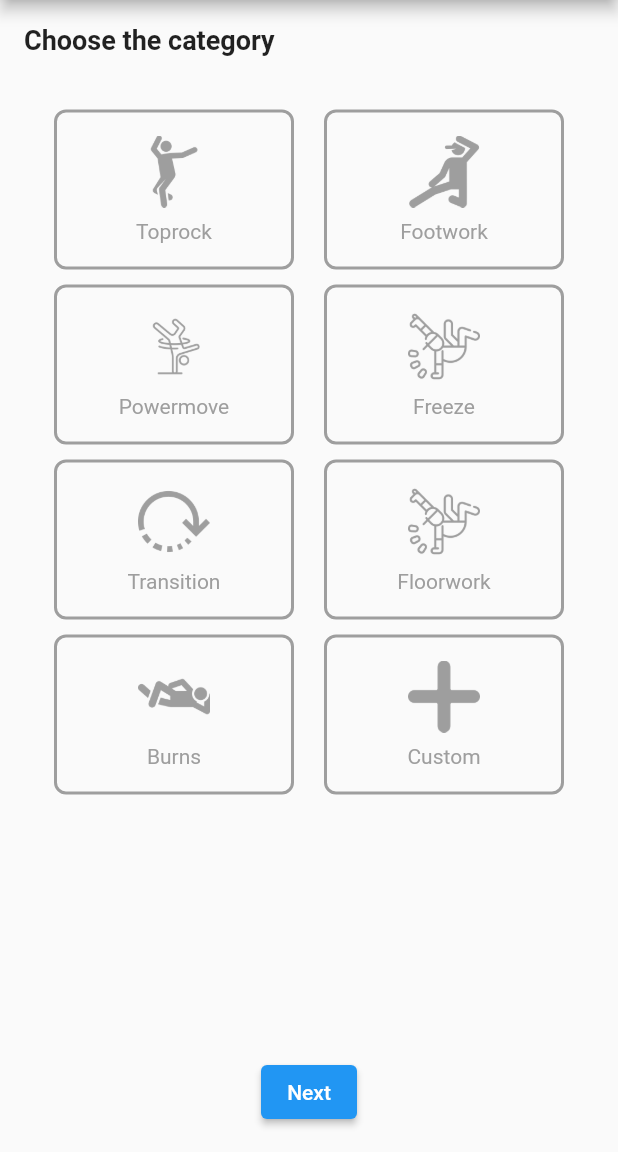
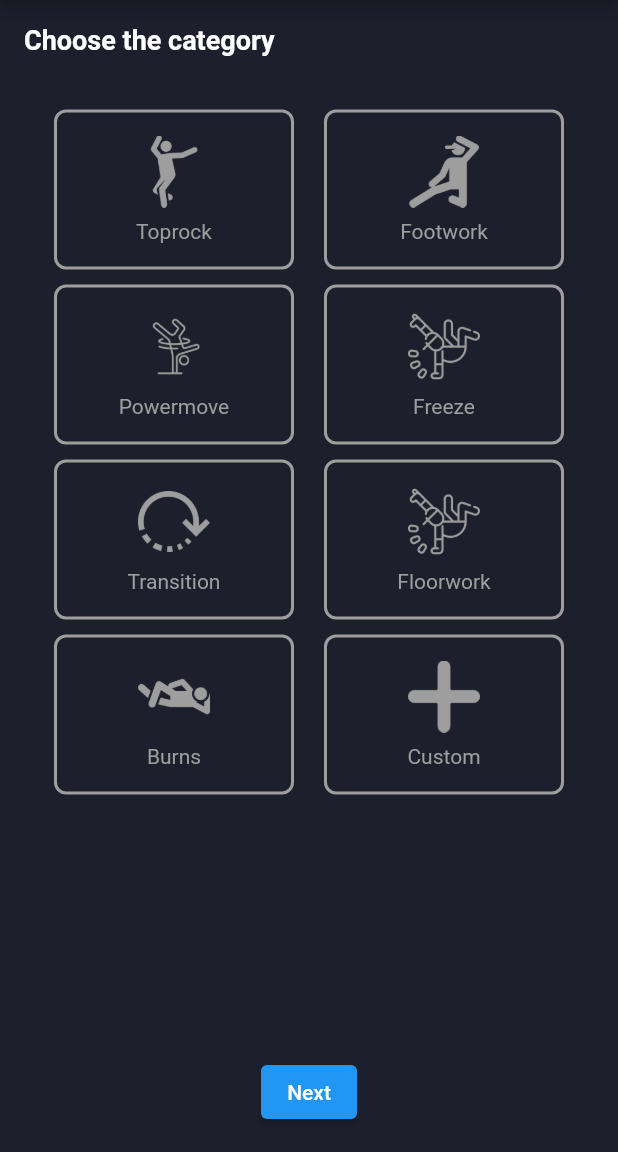
Before and after one commit to trungtran9/Flutter-Breaking-Note, a Flutter app: the screen it shows after launch, after a tap on the "add" icon, on a phone screen of 412 x 824 dp, the part 84-1236 px from its top. Run offline on Flutter 3.47's test engine with Material 2 defaults, Android fonts, the phone set to English and light mode, and no system bars; our stand-ins replace firebase_core, image_picker, shared_preferences, video_player; missing offline and left inert: video_trimmer; accounts and stored records are empty.

Commit message:
implement UI color theme

```diff
--- a/lib/main.dart
+++ b/lib/main.dart
@@ -1,5 +1,6 @@
 import 'package:firstapp/screens/move.dart';
 import 'package:firstapp/screens/set.dart';
+import 'package:firstapp/ui/theme.dart';
 import 'package:flutter/material.dart';
 import 'package:firebase_core/firebase_core.dart';
 import 'firebase_options.dart';
@@ -19,9 +20,7 @@ class MyApp extends StatelessWidget {
   Widget build(BuildContext context) {
     return MaterialApp(
       title: 'Breakdance Notes',
-      theme: ThemeData(
-        primarySwatch: Colors.blue,
-      ),
+      theme: hipHopTheme,
       home: const MainScreen(),
     );
   }
@@ -51,6 +50,7 @@ class _MainScreenState extends State<MainScreen> {
   @override
   Widget build(BuildContext context) {
     return Scaffold(
+      appBar: null,
       body: _tabs[_selectedIndex],
       bottomNavigationBar: BottomNavigationBar(
         items: const <BottomNavigationBarItem>[
@@ -64,7 +64,8 @@ class _MainScreenState extends State<MainScreen> {
           ),
         ],
         currentIndex: _selectedIndex,
-        selectedItemColor: Colors.blue,
+        selectedItemColor: Colors.white,
+        unselectedItemColor: Colors.grey,
         onTap: _onItemTapped,
       ),
     );
--- a/lib/screens/move.dart
+++ b/lib/screens/move.dart
@@ -81,9 +81,7 @@ class _MovesTabState extends State<MovesTab> {
     sortedCategories.sort();
 
     return Scaffold(
-      appBar: AppBar(
-        title: const Text("Moves"),
-      ),
+      appBar: null,
       body: ListView.builder(
         itemCount: sortedCategories.length,
         itemBuilder: (context, index) {
@@ -114,7 +112,7 @@ class _MovesTabState extends State<MovesTab> {
                       padding: const EdgeInsets.all(
                           16.0), // Increase the padding for bigger buttons
                       decoration: BoxDecoration(
-                        color: Colors.blue,
+                        color: Colors.white,
                         borderRadius: BorderRadius.circular(8.0),
                       ),
                       child: Column(
@@ -182,6 +180,7 @@ class _MovesTabState extends State<MovesTab> {
             }
           });
         },
+        backgroundColor: Colors.grey,
         child: const Icon(Icons.add),
       ),
     );
--- a/lib/screens/move_category.dart
+++ b/lib/screens/move_category.dart
@@ -43,7 +43,7 @@ class CategoryStep extends StatelessWidget {
               width: gridItemWidth,
               decoration: BoxDecoration(
                 border: Border.all(
-                  color: isSelected ? Colors.blue : Colors.grey,
+                  color: isSelected ? Colors.white : Colors.grey,
                   width: 2, // Border width
                 ),
                 borderRadius: BorderRadius.circular(8), // Rounded corners
@@ -53,14 +53,14 @@ class CategoryStep extends StatelessWidget {
                 children: [
                   ImageIcon(
                     AssetImage(categories[index].path),
-                    color: isSelected ? Colors.blue : Colors.grey,
+                    color: isSelected ? Colors.white : Colors.grey,
                     size: 48, // Increase the icon size
                   ),
                   const SizedBox(height: 8),
                   Text(
                     categories[index].name,
                     style: TextStyle(
-                      color: isSelected ? Colors.blue : Colors.grey,
+                      color: isSelected ? Colors.white : Colors.grey,
                     ),
                   ),
                 ],
--- a/lib/screens/set.dart
+++ b/lib/screens/set.dart
@@ -48,9 +48,7 @@ class _SetTabState extends State<SetsTab> {
   @override
   Widget build(BuildContext context) {
     return Scaffold(
-      appBar: AppBar(
-        title: Text("Sets"),
-      ),
+      appBar: null,
       body: ListView.builder(
         itemCount: sets.length,
         itemBuilder: (context, index) {
--- /dev/null
+++ b/lib/ui/theme.dart
@@ -0,0 +1,19 @@
+import 'package:flutter/material.dart';
+
+final ThemeData hipHopTheme = ThemeData(
+  scaffoldBackgroundColor: const Color.fromARGB(255, 29, 32, 44),
+  backgroundColor: const Color.fromARGB(255, 29, 32, 44),
+  canvasColor: const Color.fromARGB(255, 29, 32, 44),
+  cardColor: Colors.black,
+  dividerColor: Colors.grey, // Use gray for dividers
+
+  // Set text colors to white
+  textTheme: const TextTheme(
+    bodyLarge: TextStyle(color: Colors.white),
+    bodyMedium: TextStyle(color: Colors.white),
+    titleLarge: TextStyle(color: Colors.white), // Style for app bar title
+  ),
+  primaryTextTheme: const TextTheme(
+    titleLarge: TextStyle(color: Colors.white), // Style for app bar title
+  ),
+);
```
